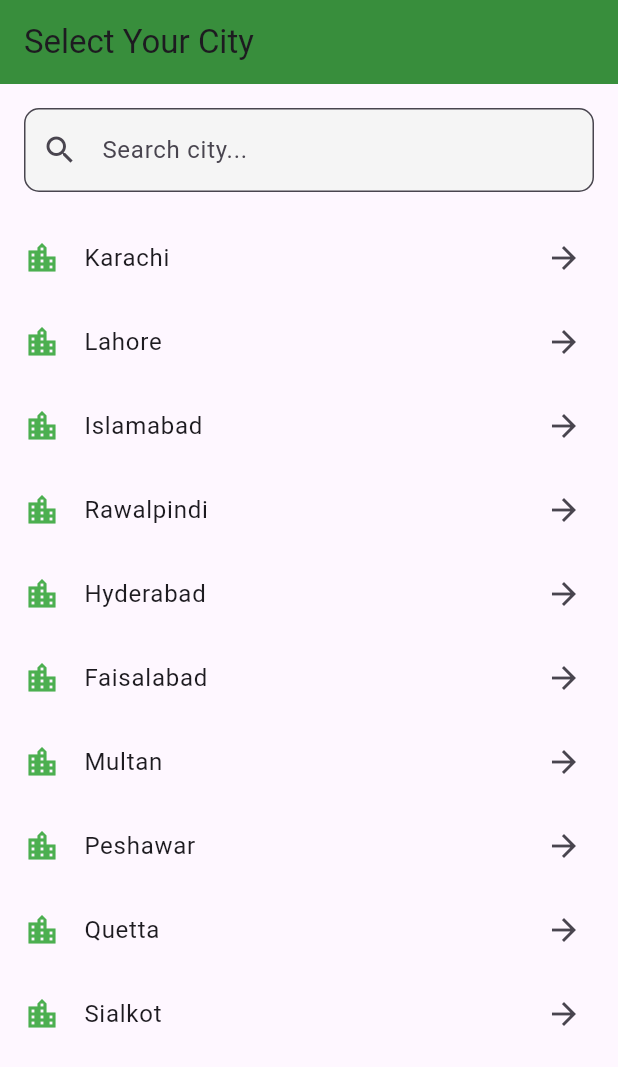
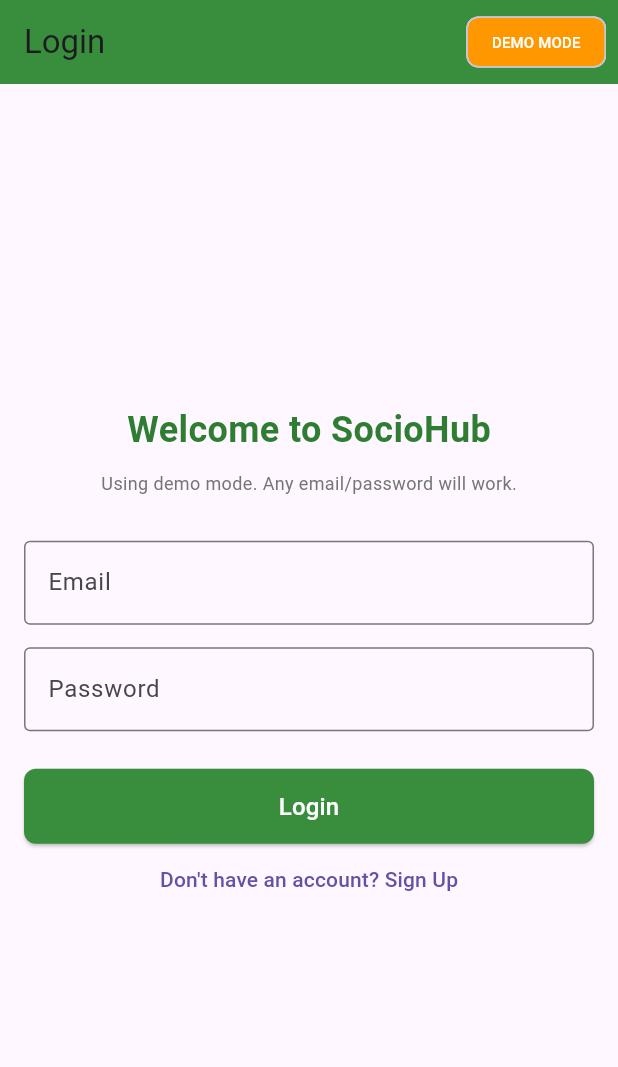
Before and after one commit to ahsanmansoor3gurug-design/sociohub, a Flutter app: the screen it shows after launch, on a phone screen of 412 x 824 dp. Shown: the top 1067 px of the screen. Run offline on Flutter 3.47's test engine with Material 3 defaults, Android fonts, the phone set to English and light mode, and no system bars; our stand-ins replace supabase_flutter; accounts and stored records are empty.

Commit message:
supabase and auth implementation

```diff
--- /dev/null
+++ b/lib/auth/auth_service.dart
@@ -0,0 +1,35 @@
+import 'package:supabase_flutter/supabase_flutter.dart';
+import '../supabase/supabase_initializer.dart';
+import '../supabase/supabase_client.dart';
+
+class AuthService {
+  // Singleton pattern
+  static final AuthService _instance = AuthService._internal();
+  factory AuthService() => _instance;
+  AuthService._internal();
+
+  // Use the singleton client
+  SupabaseClient? get _client => SupabaseSafeClient().client;
+
+  bool get isDemoMode => SupabaseInitializer.isDemoMode;
+
+  User? get currentUser => isDemoMode ? null : _client?.auth.currentUser;
+
+  Future<void> signUp(String email, String password) async {
+    if (isDemoMode) return;
+    await _client?.auth.signUp(email: email, password: password);
+  }
+
+  Future<AuthResponse?> signIn(String email, String password) async {
+    if (isDemoMode) {
+      await Future.delayed(const Duration(seconds: 1));
+      return null;
+    }
+    return await _client?.auth.signInWithPassword(email: email, password: password);
+  }
+
+  Future<void> signOut() async {
+    if (isDemoMode) return;
+    await _client?.auth.signOut();
+  }
+}
--- a/lib/screens/city_screen.dart
+++ b/lib/screens/city_screen.dart
@@ -1,4 +1,6 @@
 import 'package:flutter/material.dart';
+import '../services/supabase_service.dart';
+import '../models/city_model.dart';
 import 'society_screen.dart';
 
 class CityScreen extends StatefulWidget {
@@ -7,26 +9,26 @@
 }
 
 class _CityScreenState extends State<CityScreen> {
-  final List<String> cities = [
-    "Karachi",
-    "Lahore",
-    "Islamabad",
-    "Rawalpindi",
-    "Hyderabad",
-    "Faisalabad",
-    "Multan",
-    "Peshawar",
-    "Quetta",
-    "Sialkot",
-  ];
-
-  late List<String> filteredCities;
+  final SupabaseService _supabaseService = SupabaseService();
+  List<City> cities = [];
+  List<City> filteredCities = [];
+  bool isLoading = true;
   TextEditingController searchController = TextEditingController();
 
   @override
   void initState() {
     super.initState();
-    filteredCities = cities;
+    _fetchCities();
+  }
+
+  Future<void> _fetchCities() async {
+    setState(() => isLoading = true);
+    final fetchedCities = await _supabaseService.getCities();
+    setState(() {
+      cities = fetchedCities;
+      filteredCities = fetchedCities;
+      isLoading = false;
+    });
   }
 
   void filterCities(String query) {
@@ -35,7 +37,7 @@
         filteredCities = cities;
       } else {
         filteredCities = cities
-            .where((city) => city.toLowerCase().contains(query.toLowerCase()))
+            .where((city) => city.name.toLowerCase().contains(query.toLowerCase()))
             .toList();
       }
     });
@@ -68,23 +70,27 @@
             ),
           ),
           Expanded(
-            child: filteredCities.isEmpty
+            child: isLoading
+                ? Center(child: CircularProgressIndicator())
+                : filteredCities.isEmpty
                     ? Center(
                         child: Text("No city found"),
                       )
                     : ListView.builder(
                         itemCount: filteredCities.length,
                         itemBuilder: (context, index) {
+                          final city = filteredCities[index];
                           return ListTile(
                             leading: Icon(Icons.location_city, color: Colors.green),
-                        title: Text(filteredCities[index]),
+                            title: Text(city.name),
                             trailing: Icon(Icons.arrow_forward),
                             onTap: () {
                               Navigator.push(
                                 context,
                                 MaterialPageRoute(
                                   builder: (context) => SocietyScreen(
-                                cityName: filteredCities[index],
+                                    cityId: city.id,
+                                    cityName: city.name,
                                   ),
                                 ),
                               );
--- /dev/null
+++ b/lib/screens/login_screen.dart
@@ -0,0 +1,129 @@
+import 'package:flutter/material.dart';
+import '../auth/auth_service.dart';
+import '../supabase/supabase_initializer.dart';
+import 'signup_screen.dart';
+import 'city_screen.dart';
+
+class LoginScreen extends StatefulWidget {
+  @override
+  _LoginScreenState createState() => _LoginScreenState();
+}
+
+class _LoginScreenState extends State<LoginScreen> {
+  final AuthService _authService = AuthService();
+  final TextEditingController _emailController = TextEditingController();
+  final TextEditingController _passwordController = TextEditingController();
+  final _formKey = GlobalKey<FormState>();
+  bool _isLoading = false;
+
+  Future<void> _signIn() async {
+    if (_formKey.currentState!.validate()) {
+      setState(() => _isLoading = true);
+
+      if (SupabaseInitializer.isDemoMode) {
+        await Future.delayed(Duration(seconds: 1));
+        if (mounted) {
+          Navigator.pushReplacement(
+            context,
+            MaterialPageRoute(builder: (context) => CityScreen()),
+          );
+        }
+        return;
+      }
+
+      try {
+        await _authService.signIn(
+          _emailController.text.trim(),
+          _passwordController.text.trim(),
+        );
+        if (mounted) {
+          Navigator.pushReplacement(
+            context,
+            MaterialPageRoute(builder: (context) => CityScreen()),
+          );
+        }
+      } catch (e) {
+        if (mounted) {
+          ScaffoldMessenger.of(context).showSnackBar(
+            SnackBar(content: Text("Login Failed: ${e.toString()}"), backgroundColor: Colors.red),
+          );
+        }
+      } finally {
+        if (mounted) setState(() => _isLoading = false);
+      }
+    }
+  }
+
+  @override
+  Widget build(BuildContext context) {
+    return Scaffold(
+      appBar: AppBar(
+        title: Text("Login"),
+        backgroundColor: Colors.green[700],
+        actions: [
+          if (SupabaseInitializer.isDemoMode)
+            Padding(
+              padding: const EdgeInsets.all(8.0),
+              child: Chip(
+                label: Text("DEMO MODE", style: TextStyle(color: Colors.white, fontSize: 10)),
+                backgroundColor: Colors.orange,
+              ),
+            )
+        ],
+      ),
+      body: Padding(
+        padding: EdgeInsets.all(16.0),
+        child: Form(
+          key: _formKey,
+          child: Column(
+            mainAxisAlignment: MainAxisAlignment.center,
+            children: [
+              Text(
+                "Welcome to SocioHub",
+                style: TextStyle(fontSize: 24, fontWeight: FontWeight.bold, color: Colors.green[800]),
+              ),
+              SizedBox(height: 10),
+              if (SupabaseInitializer.isDemoMode)
+                Text(
+                  "Using demo mode. Any email/password will work.",
+                  style: TextStyle(color: Colors.grey[600], fontSize: 12),
+                ),
+              SizedBox(height: 30),
+              TextFormField(
+                controller: _emailController,
+                decoration: InputDecoration(labelText: "Email", border: OutlineInputBorder()),
+                validator: (val) => val == null || val.isEmpty ? "Enter email" : null,
+              ),
+              SizedBox(height: 15),
+              TextFormField(
+                controller: _passwordController,
+                decoration: InputDecoration(labelText: "Password", border: OutlineInputBorder()),
+                obscureText: true,
+                validator: (val) => val == null || val.length < 6 ? "Password must be 6+ chars" : null,
+              ),
+              SizedBox(height: 25),
+              _isLoading
+                  ? CircularProgressIndicator()
+                  : SizedBox(
+                      width: double.infinity,
+                      height: 50,
+                      child: ElevatedButton(
+                        onPressed: _signIn,
+                        style: ElevatedButton.styleFrom(
+                          backgroundColor: Colors.green[700],
+                          shape: RoundedRectangleBorder(borderRadius: BorderRadius.circular(8)),
+                        ),
+                        child: Text("Login", style: TextStyle(color: Colors.white, fontSize: 16)),
+                      ),
+                    ),
+              TextButton(
+                onPressed: () => Navigator.push(context, MaterialPageRoute(builder: (context) => SignupScreen())),
+                child: Text("Don't have an account? Sign Up"),
+              ),
+            ],
+          ),
+        ),
+      ),
+    );
+  }
+}
--- /dev/null
+++ b/lib/supabase/supabase_client.dart
@@ -0,0 +1,22 @@
+import 'package:supabase_flutter/supabase_flutter.dart';
+
+class SupabaseSafeClient {
+  // Private constructor
+  SupabaseSafeClient._internal();
+
+  // The singleton instance
+  static final SupabaseSafeClient _instance = SupabaseSafeClient._internal();
+
+  // Factory constructor to return the same instance
+  factory SupabaseSafeClient() => _instance;
+
+  // Safe getter for the SupabaseClient
+  SupabaseClient? get client {
+    try {
+      return Supabase.instance.client;
+    } catch (e) {
+      // Returns null if Supabase is not initialized (e.g., in Demo Mode)
+      return null;
+    }
+  }
+}
--- /dev/null
+++ b/lib/supabase/supabase_config.dart
@@ -0,0 +1,4 @@
+class SupabaseConfig {
+  static const String url = 'https://your-project-id.supabase.co';
+  static const String anonKey = 'your-anon-key-here';
+}
--- /dev/null
+++ b/lib/supabase/supabase_initializer.dart
@@ -0,0 +1,29 @@
+import 'package:flutter/material.dart';
+import 'package:supabase_flutter/supabase_flutter.dart';
+import 'supabase_config.dart';
+
+class SupabaseInitializer {
+  static bool isDemoMode = true;
+
+  static Future<void> initialize() async {
+    try {
+      const String url = SupabaseConfig.url;
+      const String anonKey = SupabaseConfig.anonKey;
+
+      if (url != 'https://your-project-id.supabase.co') {
+        await Supabase.initialize(
+          url: url,
+          anonKey: anonKey,
+        );
+        isDemoMode = false;
+        debugPrint("Supabase Initialized Successfully");
+      } else {
+        debugPrint("Using Demo Mode: Placeholder keys detected");
+        isDemoMode = true;
+      }
+    } catch (e) {
+      debugPrint("Using Demo Mode: Error during initialization: $e");
+      isDemoMode = true;
+    }
+  }
+}
--- /dev/null
+++ b/lib/utils/config.dart
@@ -0,0 +1,6 @@
+class AppConfig {
+  static const String supabaseUrl = 'https://your-project-id.supabase.co';
+  static const String supabaseAnonKey = 'your-anon-key-here';
+
+  // You can add more config variables here as needed
+}
```
Also changed, not shown: lib/main.dart (+10 -2 lines), lib/models/society_model.dart (+15 -17 lines), lib/screens/add_society_screen.dart (+63 -16 lines), lib/screens/signup_screen.dart (added, +110 -0 lines), lib/screens/society_screen.dart (+32 -25 lines), lib/screens/splash_screen.dart (+22 -10 lines), lib/services/supabase_service.dart (added, +95 -0 lines), pubspec.yaml (+6 -1 lines), pubspec.lock, 10 other files. Lines whose indentation alone changed are shown as unchanged.
